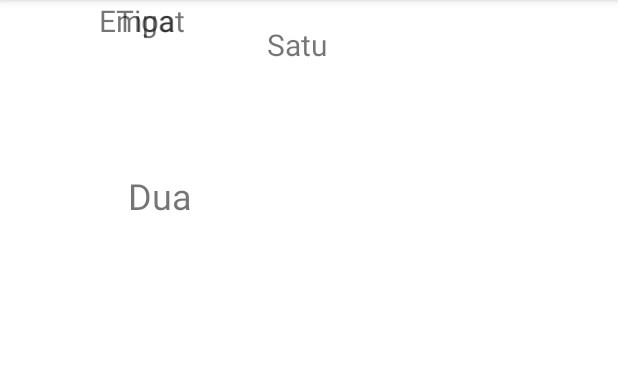
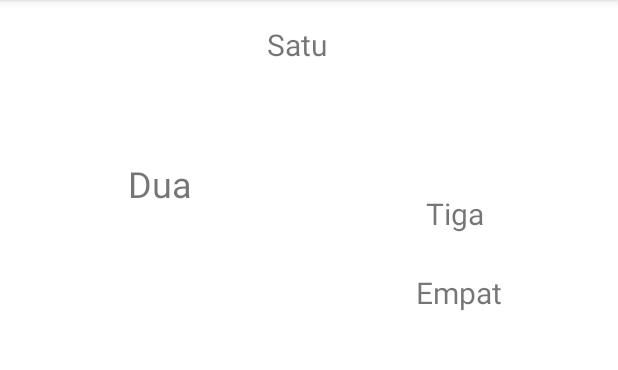
Before and after one commit to Yahhidayah/jobsheet6, an Android app: the screen it shows after launch (MainActivity), on a phone screen of 412 x 824 dp, the part 84-454 px from its top. Run offline under Robolectric (Android 15) with nearby library versions, the phone set to English and light mode, and no system bars.

Commit message:
first commit

```diff
--- a/app/src/main/res/layout/activity_main.xml
+++ b/app/src/main/res/layout/activity_main.xml
@@ -22,13 +22,16 @@
         android:id="@+id/textView"
         android:layout_width="181dp"
         android:layout_height="113dp"
-        android:layout_marginStart="16dp"
-        android:layout_marginTop="24dp"
+        android:layout_marginTop="16dp"
         android:text="Dua"
         android:textAlignment="center"
         android:textSize="24dp"
+        app:layout_constraintBottom_toBottomOf="parent"
+        app:layout_constraintEnd_toEndOf="parent"
+        app:layout_constraintHorizontal_bias="0.069"
         app:layout_constraintStart_toStartOf="parent"
-        app:layout_constraintTop_toBottomOf="@+id/textView3" />
+        app:layout_constraintTop_toBottomOf="@+id/textView3"
+        app:layout_constraintVertical_bias="0.0" />
 
     <TextView
         android:id="@+id/textView2"
@@ -37,8 +40,12 @@
         android:text="Tiga"
         android:textAlignment="center"
         android:textSize="20dp"
-        tools:layout_editor_absoluteX="206dp"
-        tools:layout_editor_absoluteY="125dp" />
+        app:layout_constraintBottom_toBottomOf="parent"
+        app:layout_constraintEnd_toEndOf="parent"
+        app:layout_constraintHorizontal_bias="0.949"
+        app:layout_constraintStart_toStartOf="parent"
+        app:layout_constraintTop_toTopOf="parent"
+        app:layout_constraintVertical_bias="0.176" />
 
     <TextView
         android:id="@+id/textView4"
@@ -47,7 +54,11 @@
         android:text="Empat"
         android:textAlignment="center"
         android:textSize="20dp"
-        tools:layout_editor_absoluteX="211dp"
-        tools:layout_editor_absoluteY="191dp" />
+        app:layout_constraintBottom_toBottomOf="parent"
+        app:layout_constraintEnd_toEndOf="parent"
+        app:layout_constraintHorizontal_bias="0.95"
+        app:layout_constraintStart_toStartOf="parent"
+        app:layout_constraintTop_toTopOf="parent"
+        app:layout_constraintVertical_bias="0.248" />
 
 </androidx.constraintlayout.widget.ConstraintLayout>
```
